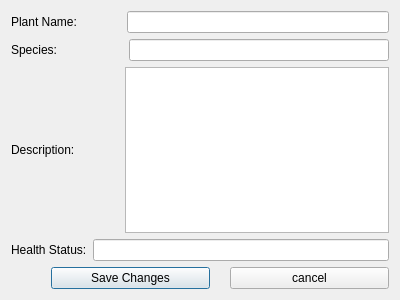
Qt form ui/editwindow.ui (BibekTripathy/PlantCareApp) before a commit.
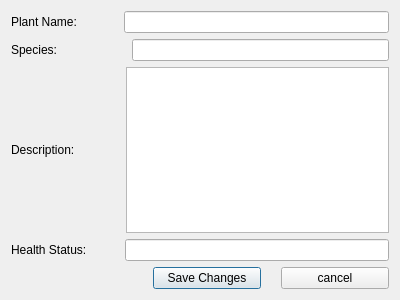
The same form after that commit.

Patch:
```diff
--- a/ui/editwindow.ui
+++ b/ui/editwindow.ui
@@ -20,7 +20,7 @@
    <item>
     <layout class="QHBoxLayout" name="horizontalLayout_4">
      <property name="spacing">
-      <number>50</number>
+      <number>47</number>
      </property>
      <item>
       <widget class="QLabel" name="PlantLabel">
@@ -37,7 +37,7 @@
    <item>
     <layout class="QHBoxLayout" name="horizontalLayout_3">
      <property name="spacing">
-      <number>72</number>
+      <number>75</number>
      </property>
      <item>
       <widget class="QLabel" name="SpeciesLabel">
@@ -54,7 +54,7 @@
    <item>
     <layout class="QHBoxLayout" name="horizontalLayout_5">
      <property name="spacing">
-      <number>50</number>
+      <number>51</number>
      </property>
      <property name="topMargin">
       <number>0</number>
@@ -76,6 +76,9 @@
    </item>
    <item>
     <layout class="QHBoxLayout" name="horizontalLayout">
+     <property name="spacing">
+      <number>38</number>
+     </property>
      <item>
       <widget class="QLabel" name="HealthLabel">
        <property name="text">
@@ -93,22 +96,9 @@
      <property name="spacing">
       <number>20</number>
      </property>
-     <item>
-      <spacer name="horizontalSpacer_3">
-       <property name="orientation">
-        <enum>Qt::Orientation::Horizontal</enum>
-       </property>
-       <property name="sizeType">
-        <enum>QSizePolicy::Policy::Preferred</enum>
-       </property>
-       <property name="sizeHint" stdset="0">
-        <size>
-         <width>40</width>
-         <height>20</height>
-        </size>
-       </property>
-      </spacer>
-     </item>
+     <property name="leftMargin">
+      <number>142</number>
+     </property>
      <item>
       <widget class="QPushButton" name="SaveBtn">
        <property name="text">
```
